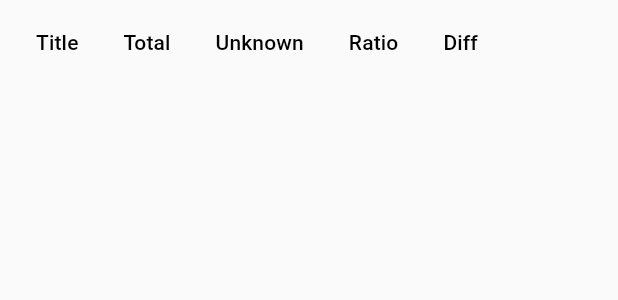
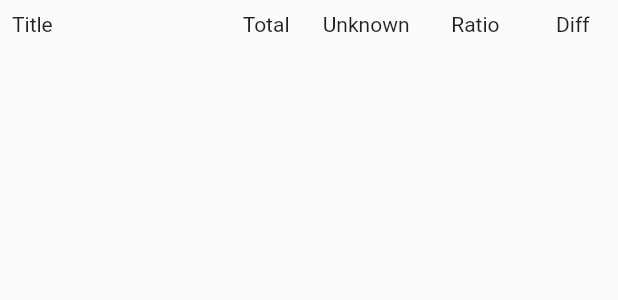
Before and after one commit to julian-yang/cta, a Flutter app: the ArticleTable widget shown alone on an empty page, opened directly with empty values, on a phone screen of 412 x 824 dp. Shown: the top 300 px of the screen. Run offline on Flutter 3.47's test engine with Material 2 defaults, Android fonts, the phone set to English and light mode, and no system bars; our stand-ins replace cloud_firestore, convert, fixnum, fluttertoast, material_design_icons_flutter, platform; missing offline and left inert: protobuf, translator; accounts and stored records are empty.

Commit message:
Pretty format custom table

```diff
--- a/chinesetextloader/lib/article_table.dart
+++ b/chinesetextloader/lib/article_table.dart
@@ -1,7 +1,9 @@
+import 'package:flutter/services.dart';
 import 'package:proto/article.pb.dart';
 import 'article_toolbar.dart';
 import 'package:flutter/material.dart';
 import 'article_wrapper.dart';
+import 'article_viewer.dart';
 import 'utils.dart';
 
 class ArticleTable extends StatelessWidget {
@@ -14,13 +16,11 @@ class ArticleTable extends StatelessWidget {
 
   @override
   Widget build(BuildContext context) {
-    return wrap2DScrollbar(DataTable(
-      // seems like an ok height for now, mainly due to article title.
-      dataRowHeight: 80,
-      columnSpacing: 30,
-      columns: columnConfig.map((config) => config.column).toList(),
-      rows: _articleSource.map(fromArticle).toList(),
-    ));
+    return wrap2DScrollbar(Column(
+        children: <Widget>[createHeaderRow(columnConfig)] +
+            _articleSource
+                .map((article) => fromArticle(context, article))
+                .toList()));
   }
 
   static Widget wrap2DScrollbar(Widget child) => Scrollbar(
@@ -28,71 +28,82 @@ class ArticleTable extends StatelessWidget {
           child: SingleChildScrollView(
               scrollDirection: Axis.horizontal, child: child)));
 
-  static DataRow fromArticle(ArticleWrapper articleWrapper) {
-    return DataRow(
-        cells: columnConfig
-            .map((config) => config.valueCreator.call(articleWrapper))
-            .toList());
+  static Widget fromArticle(
+      BuildContext context, ArticleWrapper articleWrapper) {
+    return Card(
+      color: articleWrapper.article.wordCount < 1000 ? Colors.pink[200] : null,
+      child: Padding(
+        padding: const EdgeInsets.all(8.0),
+        child: Row(
+            children: columnConfig
+                .map((config) =>
+                    config.valueCreator.call(context, articleWrapper, config))
+                .toList()),
+      ),
+    );
   }
+
+  static Widget createHeaderRow(List<DataColumnConfig> configs) => Padding(
+        padding: const EdgeInsets.all(8.0),
+        child: Row(
+            children: configs
+                .map((config) => Container(
+                    width: config.width,
+                    alignment: config.alignment,
+                    child: Text(config.title)))
+                .toList()),
+      );
 
   static final List<DataColumnConfig> columnConfig = [
     DataColumnConfig(
-        DataColumn(label: Text('Title')), DataColumnConfig.titleCell),
-    DataColumnConfig(DataColumn(label: Text('Total'), numeric: true),
-        DataColumnConfig.propertyCell((a) => a.totalWords)),
-    DataColumnConfig(DataColumn(label: Text('Unknown'), numeric: true),
-        DataColumnConfig.propertyCell((a) => a.unknownCount)),
-    DataColumnConfig(DataColumn(label: Text('Ratio'), numeric: true),
-        DataColumnConfig.propertyCell((a) => a.ratio)),
-    DataColumnConfig(DataColumn(label: Text('Diff'), numeric: true),
-        DataColumnConfig.propertyCell((a) => a.averageWordDifficulty)),
+        title: 'Title',
+        valueCreator:
+            DataColumnConfig.propertyCell((a) => a.article.chineseTitle),
+        alignment: Alignment.centerLeft,
+        width: 125),
+    DataColumnConfig(
+        title: 'Total',
+        valueCreator: DataColumnConfig.propertyCell((a) => a.totalWords),
+        alignment: Alignment.centerRight,
+        width: 60),
+    DataColumnConfig(
+        title: 'Unknown',
+        valueCreator: DataColumnConfig.propertyCell((a) => a.unknownCount),
+        alignment: Alignment.centerRight,
+        width: 80),
+    DataColumnConfig(
+        title: 'Ratio',
+        valueCreator: DataColumnConfig.propertyCell((a) => a.ratio),
+        alignment: Alignment.centerRight,
+        width: 60),
+    DataColumnConfig(
+        title: 'Diff',
+        valueCreator:
+            DataColumnConfig.propertyCell((a) => a.averageWordDifficulty),
+        alignment: Alignment.centerRight,
+        width: 60),
   ];
 }
 
-typedef CellCreator = DataCell Function(ArticleWrapper articleWrapper);
+typedef CellCreator = /*DataCell*/ Widget Function(BuildContext context,
+    ArticleWrapper articleWrapper, DataColumnConfig config);
 typedef PropertyExtractor = String Function(ArticleWrapper articleWrapper);
 
 class DataColumnConfig {
-  final DataColumn column;
+  final double width;
+  final String title;
   final CellCreator valueCreator;
+  final AlignmentGeometry alignment;
 
-  DataColumnConfig(this.column, this.valueCreator);
-
-  static DataCell titleCell(ArticleWrapper articleWrapper) => DataCell(
-      Container(width: 125, child: Text(articleWrapper.article.chineseTitle)));
+  DataColumnConfig(
+      {@required this.title,
+      @required this.valueCreator,
+      @required this.alignment,
+      @required this.width});
 
   static CellCreator propertyCell(PropertyExtractor extractor) =>
-      (articleWrapper) => DataCell(Container(
-          width: 40,
-          alignment: Alignment.centerRight,
-          child: Text(extractor.call(articleWrapper))));
+      (context, articleWrapper, config) => Container(
+          width: config.width,
+          alignment: config.alignment,
+          child: Text(extractor.call(articleWrapper)));
 }
-
-class ArticleTableSource extends DataTableSource {
-  final List<ArticleWrapper> _articleWrappers;
-
-  ArticleTableSource(this._articleWrappers);
-
-  @override
-  bool get isRowCountApproximate => false;
-
-  @override
-  int get selectedRowCount {
-    return 0;
-  }
-
-  @override
-  int get rowCount {
-    return _articleWrappers.length;
-  }
-
-  @override
-  DataRow getRow(int index) {
-    return fromArticle(_articleWrappers[index]);
-  }
-
-  static DataRow fromArticle(ArticleWrapper articleWrapper) {
-    return DataRow(
-        cells: <DataCell>[DataCell(Text(articleWrapper.article.chineseTitle))]);
-  }
-}
--- a/chinesetextloader/lib/main.dart
+++ b/chinesetextloader/lib/main.dart
@@ -110,10 +110,6 @@ class _MyHomePageState extends State<MyHomePage> {
         .map((data) => ArticleWrapper.fromSnapshot(data))
         .toList()
           ..sort(ArticleWrapper.compareAddDate);
-    List<Article> oldArticles = snapshot
-        .map((data) => Article.fromSnapshot(data))
-        .toList()
-          ..sort((a, b) => a.addDate.compareTo(b.addDate));
     return ListView(
       padding: const EdgeInsets.only(top: 20.0),
       children: articles.reversed
```
Also changed, not shown: chinesetextloader/lib/utils.dart (+10 -0 lines).
